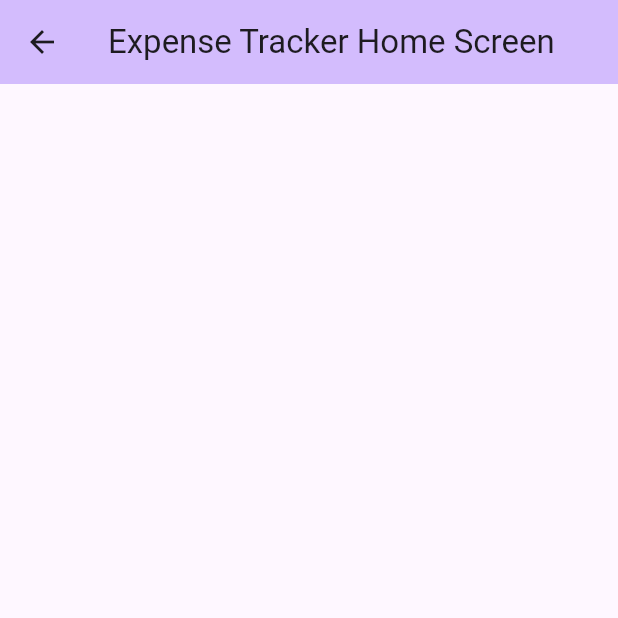
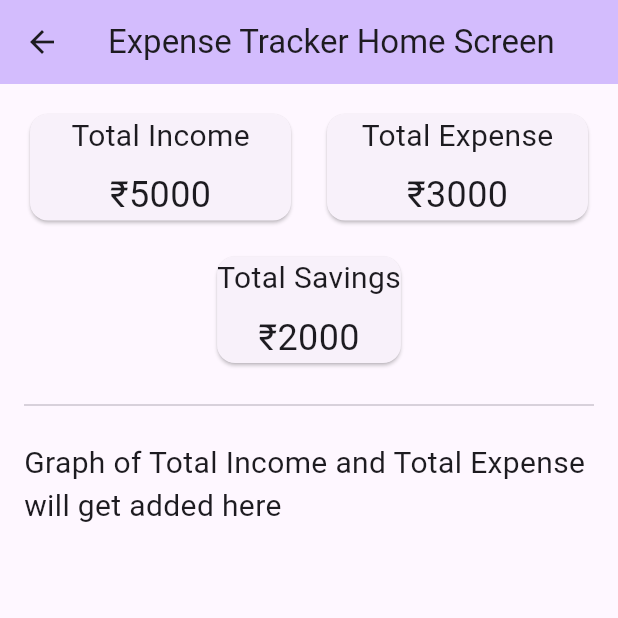
Before and after one commit to kri-sh27/Expense, a Flutter app: the HomeScreen screen opened directly, on a phone screen of 412 x 824 dp, the top half of it. Run offline on Flutter 3.47's test engine with Material 2 defaults, Android fonts, the phone set to English and light mode, and no system bars.

Commit message:
homescreen updated

```diff
--- a/expense/lib/screens/homescreen.dart
+++ b/expense/lib/screens/homescreen.dart
@@ -16,8 +16,76 @@ class _HomeScreenState extends State<HomeScreen> {
         backgroundColor: Theme.of(context).colorScheme.inversePrimary,
         title: Text(widget.title),
       ),
-      body: Container(),
+      body: const Padding(
+        padding: EdgeInsets.all(16.0),
+        child: Column(
+          children: [
+            Row(
+              children: [
+                Expanded(
+                  child: Card(
+                    child: Column(
+                      children: [
+                        Text(
+                          'Total Income',
+                          style: TextStyle(fontSize: 20),
+                        ),
+                        SizedBox(height: 8),
+                        Text(
+                          '\₹5000',
+                          style: TextStyle(fontSize: 24),
+                        ),
+                      ],
+                    ),
+                  ),
+                ),
+                SizedBox(width: 16),
+                Expanded(
+                  child: Card(
+                    child: Column(
+                      children: [
+                        Text(
+                          'Total Expense',
+                          style: TextStyle(fontSize: 20),
+                        ),
+                        SizedBox(height: 8),
+                        Text(
+                          '\₹3000',
+                          style: TextStyle(fontSize: 24),
+                        ),
+                      ],
+                    ),
+                  ),
+                ),
+              ],
+            ),
+            SizedBox(height: 16),
+            Card(
+              child: Column(
+                children: [
+                  Text(
+                    'Total Savings',
+                    style: TextStyle(fontSize: 20),
+                  ),
+                  SizedBox(height: 8),
+                  Text(
+                    '\₹2000',
+                    style: TextStyle(fontSize: 24),
+                  ),
+                ],
+              ),
+            ),
+            SizedBox(height: 16),
+            Divider(),
+            SizedBox(height: 16),
+            Text(
+              'Graph of Total Income and Total Expense will get added here',
+              style: TextStyle(fontSize: 20),
+            ),
+            //  graph widget will be added here
+          ],
+        ),
+      ),
     );
-    ;
   }
 }
--- a/expense/lib/screens/loginscreen.dart
+++ b/expense/lib/screens/loginscreen.dart
@@ -1,4 +1,5 @@
 import 'package:expense/main.dart';
+import 'package:flutter/foundation.dart';
 import 'package:flutter/material.dart';
 
 class LoginScreen extends StatefulWidget {
@@ -20,7 +21,7 @@ class _LoginScreenState extends State<LoginScreen> {
         title: Text(widget.title),
       ),
       body: Center(
-        child: Container(
+        child: SizedBox(
           width: 300,
           child: Column(
             mainAxisAlignment: MainAxisAlignment.center,
@@ -31,11 +32,10 @@ class _LoginScreenState extends State<LoginScreen> {
                   fontSize: 20,
                 ),
               ),
-              SizedBox(
+              const SizedBox(
                 height: 10,
               ),
-              Container(
-                child: TextField(
+              TextField(
                 controller: usernameController,
                 decoration: const InputDecoration(
                   border: OutlineInputBorder(),
@@ -43,12 +43,10 @@ class _LoginScreenState extends State<LoginScreen> {
                   hintText: 'Enter Your Name',
                 ),
               ),
-              ),
               const SizedBox(
                 height: 10,
               ),
-              Container(
-                child: TextField(
+              TextField(
                 obscureText: true,
                 controller: passwordController,
                 decoration: const InputDecoration(
@@ -57,12 +55,10 @@ class _LoginScreenState extends State<LoginScreen> {
                   hintText: 'Enter Your Password',
                 ),
               ),
-              ),
               const SizedBox(
                 height: 10,
               ),
-              Container(
-                child: ElevatedButton(
+              ElevatedButton(
                 onPressed: () {
                   if (usernameController.text.toString() == "Krishnat" &&
                       passwordController.text.toString() == "Krishnat") {
@@ -74,11 +70,12 @@ class _LoginScreenState extends State<LoginScreen> {
                       ),
                     );
                   } else {
+                    if (kDebugMode) {
                       print("error");
                     }
+                  }
                 },
-                  child: Text("Login"),
-                ),
+                child: const Text("Login"),
               ),
             ],
           ),
```
Lines whose indentation alone changed are shown as unchanged.
